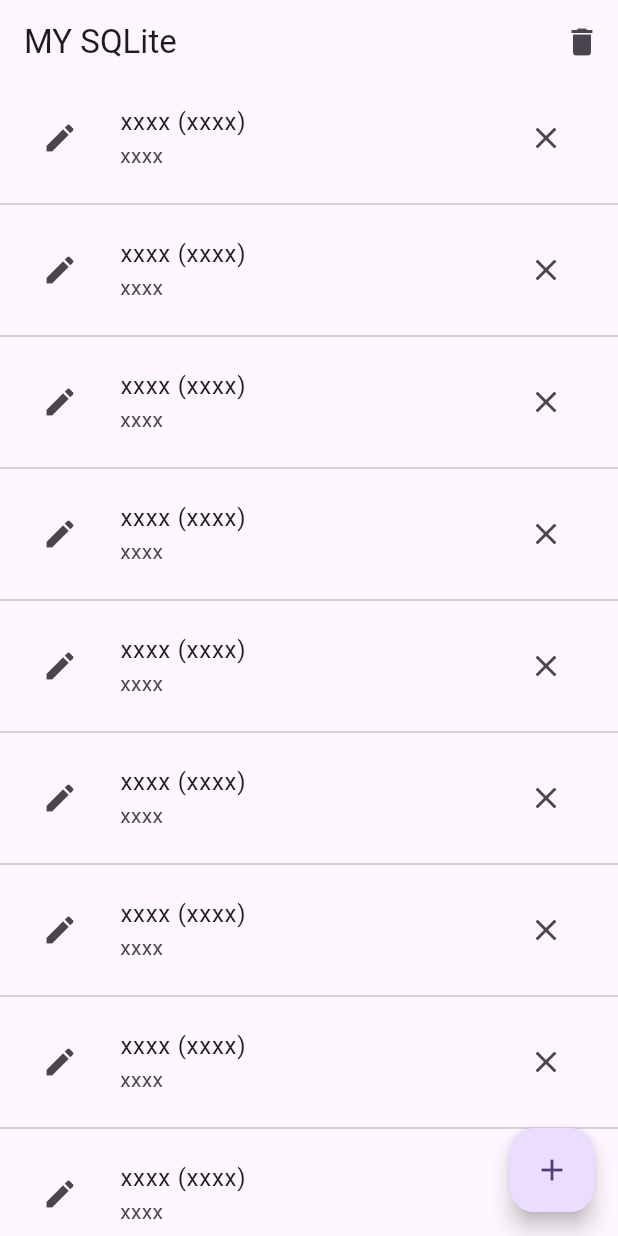
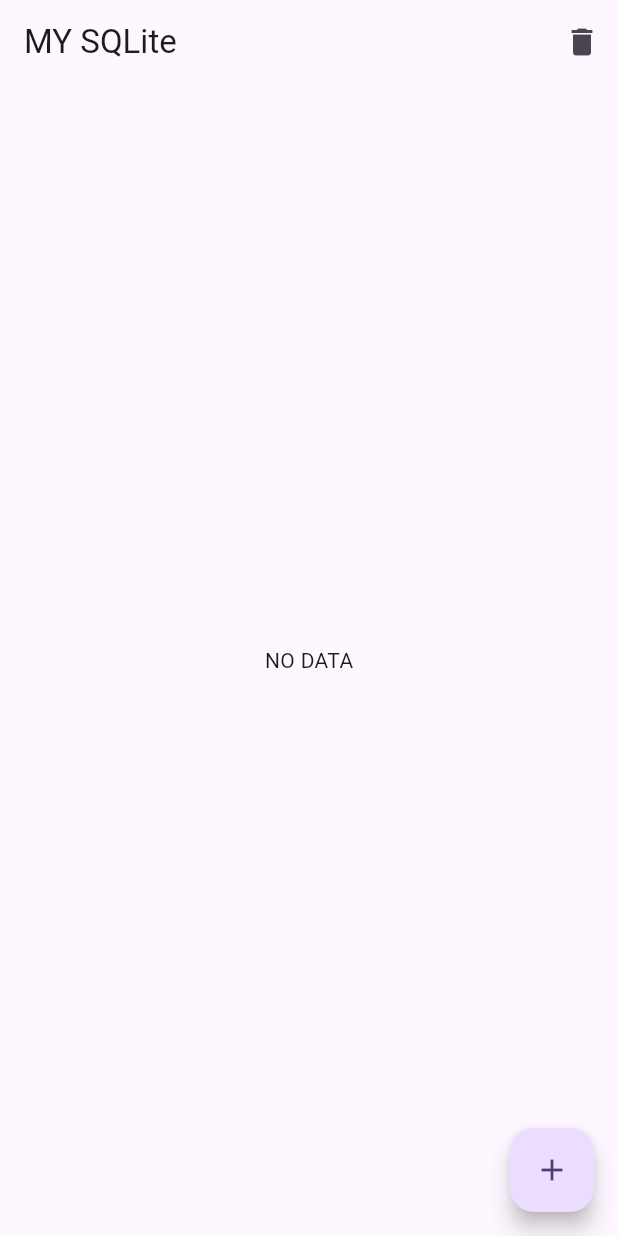
Before and after one commit to DevAiKaiSys/CMDev_Flutter, a Flutter app: the screen it shows after launch, on a phone screen of 412 x 824 dp. Run offline on Flutter 3.47's test engine with Material 2 defaults, Android fonts, the phone set to English and light mode, and no system bars; our stand-ins replace sqflite; accounts and stored records are empty.

Commit message:
SQLite Workshop EP.5

```diff
--- a/Workshops/sqlite/lib/db_provider.dart
+++ b/Workshops/sqlite/lib/db_provider.dart
@@ -43,6 +43,8 @@ class DBProvider {
       throw Exception(e);
     }
   }
+
+  Future close() async => database.close();
 
   Future<List<Product>> getProducts() async {
     List<Map<String, dynamic>> maps = await database.query(
--- a/Workshops/sqlite/lib/main.dart
+++ b/Workshops/sqlite/lib/main.dart
@@ -1,4 +1,6 @@
 import 'package:flutter/material.dart';
+import 'package:sqlite/db_provider.dart';
+import 'package:sqlite/models/product.dart';
 
 void main() {
   runApp(const MyApp());
@@ -30,11 +32,25 @@ class MyHomePage extends StatefulWidget {
 class _MyHomePageState extends State<MyHomePage> {
   var _refresh = GlobalKey<RefreshIndicatorState>();
 
+  late DBProvider dbProvider;
+
+  @override
+  void initState() {
+    dbProvider = DBProvider();
+    super.initState();
+  }
+
+  @override
+  void dispose() {
+    dbProvider.close();
+    super.dispose();
+  }
+
   @override
   Widget build(BuildContext context) {
     return Scaffold(
       appBar: _buildAppBar(),
-      body: _buildContext(),
+      body: _buildBody(),
       floatingActionButton: FloatingActionButton(
         child: Icon(Icons.add),
         onPressed: () {},
@@ -52,26 +68,42 @@ class _MyHomePageState extends State<MyHomePage> {
         ],
       );
 
-  _buildContext() {
+  _buildContent() {
     return RefreshIndicator(
       key: _refresh,
-      child: _buildListView(),
       onRefresh: () async {
         await Future.delayed(Duration(seconds: 2));
         setState(() {});
       },
+      child: FutureBuilder(
+          future: dbProvider.getProducts(),
+          builder: (context, snapshot) {
+            if (snapshot.hasData) {
+              List<Product> products = snapshot.data as List<Product>;
+              if (products.length > 0) {
+                return _buildListView(products.reversed.toList());
+              }
+              return Center(
+                child: Text("NO DATA"),
+              );
+            }
+            return Center(
+              child: CircularProgressIndicator(),
+            );
+          }),
     );
   }
 
-  _buildListView() => ListView.separated(
+  _buildListView(List<Product> products) => ListView.separated(
         itemBuilder: (context, position) {
+          Product product = products[position];
           return ListTile(
             leading: IconButton(
               icon: Icon(Icons.edit),
               onPressed: () {},
             ),
-            title: Text("xxxx (xxxx)"),
-            subtitle: Text("xxxx"),
+            title: Text("${product.name}. (${product.stock})"),
+            subtitle: Text("price: ${product.price}"),
             trailing: IconButton(
               icon: Icon(Icons.clear),
               onPressed: () {},
@@ -81,6 +113,20 @@ class _MyHomePageState extends State<MyHomePage> {
         separatorBuilder: (context, position) {
           return Divider();
         },
-        itemCount: 10,
+        itemCount: products.length,
+      );
+
+  _buildBody() => FutureBuilder(
+        future: dbProvider.initDB(),
+        builder: (context, snapshot) {
+          if (snapshot.hasData) {
+            return _buildContent();
+          }
+          return Center(
+            child: snapshot.hasError
+                ? Text(snapshot.error.toString())
+                : CircularProgressIndicator(),
+          );
+        },
       );
 }
```
